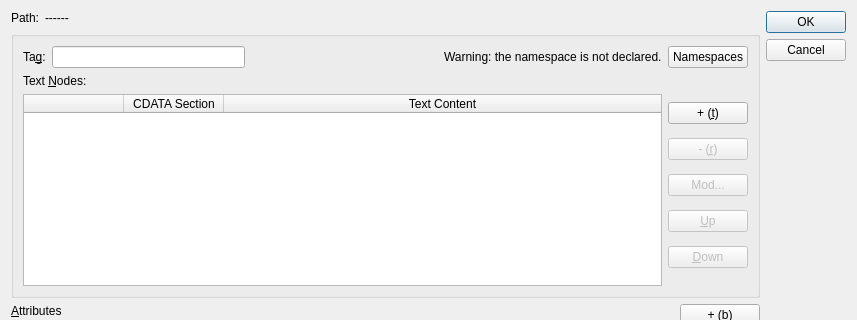
Before: the Qt Designer form src/EditElement.ui in lbellonda/qxmledit, drawn with Qt 5; both pictures show x 0 to 857 and y 0 to 320 of the 857 by 701 pixel window.
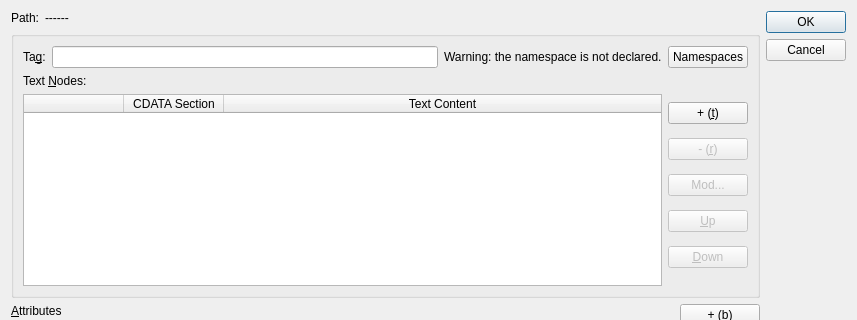
After: the same form once the commit is applied.

Commit message: Fixed a problem with namespace in edit element.

Patch:
```diff
--- a/src/EditElement.ui
+++ b/src/EditElement.ui
@@ -104,19 +104,6 @@
             </property>
            </widget>
           </item>
-          <item>
-           <spacer name="horizontalSpacer">
-            <property name="orientation">
-             <enum>Qt::Horizontal</enum>
-            </property>
-            <property name="sizeHint" stdset="0">
-             <size>
-              <width>40</width>
-              <height>20</height>
-             </size>
-            </property>
-           </spacer>
-          </item>
           <item>
            <widget class="QLabel" name="lblWarnNs">
             <property name="text">
```
The commit also changes 2 other files.
